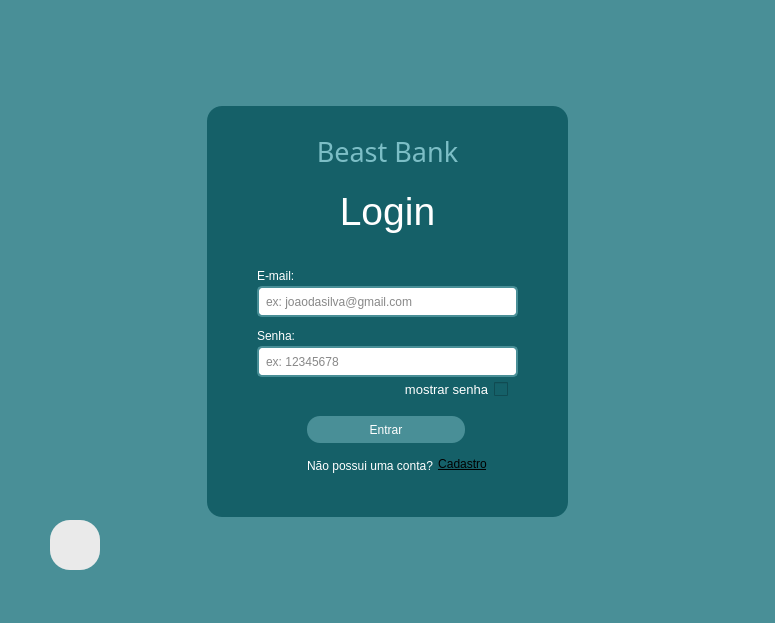
Qt form banco/ui/1_login_screen.ui (JoaoVitorMoreiraPassos/Banco_POO2) before a commit.
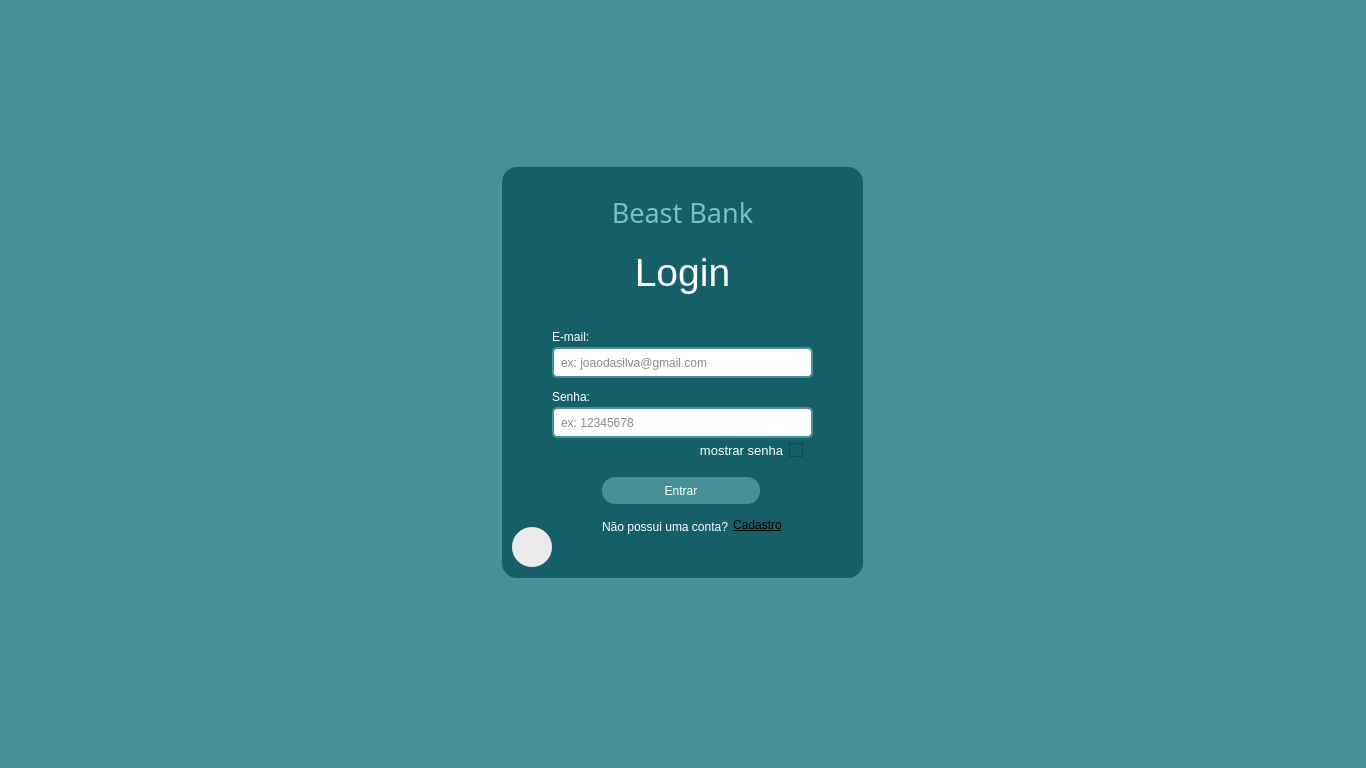
The same form after that commit.

Commit message: Implementação do grid layout e pequenas modificações nas telas

Patch:
```diff
--- a/banco/ui/1_login_screen.ui
+++ b/banco/ui/1_login_screen.ui
@@ -6,25 +6,34 @@
    <rect>
     <x>0</x>
     <y>0</y>
-    <width>775</width>
-    <height>623</height>
+    <width>1366</width>
+    <height>768</height>
    </rect>
   </property>
   <property name="windowTitle">
    <string>Login</string>
   </property>
+  <property name="layoutDirection">
+   <enum>Qt::LeftToRight</enum>
+  </property>
   <property name="styleSheet">
    <string notr="true">background-color: #498f97;</string>
   </property>
   <widget class="QWidget" name="centralwidget">
+   <layout class="QGridLayout" name="gridLayout">
+    <item row="0" column="0">
    <widget class="QFrame" name="frame">
-    <property name="geometry">
-     <rect>
-      <x>207</x>
-      <y>106</y>
+      <property name="minimumSize">
+       <size>
       <width>361</width>
       <height>411</height>
-     </rect>
+       </size>
+      </property>
+      <property name="maximumSize">
+       <size>
+        <width>361</width>
+        <height>411</height>
+       </size>
     </property>
     <property name="styleSheet">
      <string notr="true">background-color: #156068;
@@ -273,35 +282,13 @@
       <string>Senha:</string>
      </property>
     </widget>
-   </widget>
-   <widget class="QPushButton" name="voltar">
-    <property name="geometry">
-     <rect>
-      <x>50</x>
-      <y>520</y>
-      <width>50</width>
-      <height>50</height>
-     </rect>
-    </property>
-    <property name="cursor">
-     <cursorShape>PointingHandCursor</cursorShape>
-    </property>
-    <property name="styleSheet">
-     <string notr="true">background-color: rgba(200, 200, 200, 51);
-border-radius: 20px;
-</string>
-    </property>
-    <property name="text">
-     <string/>
-    </property>
-   </widget>
    <widget class="QLabel" name="img">
     <property name="geometry">
      <rect>
-      <x>50</x>
-      <y>520</y>
-      <width>50</width>
-      <height>50</height>
+         <x>10</x>
+         <y>360</y>
+         <width>40</width>
+         <height>40</height>
      </rect>
     </property>
     <property name="cursor">
@@ -314,10 +301,34 @@
     <property name="text">
      <string/>
     </property>
-   </widget>
-   <zorder>img</zorder>
-   <zorder>frame</zorder>
-   <zorder>voltar</zorder>
+       <property name="alignment">
+        <set>Qt::AlignCenter</set>
+       </property>
+      </widget>
+      <widget class="QPushButton" name="voltar">
+       <property name="geometry">
+        <rect>
+         <x>10</x>
+         <y>360</y>
+         <width>40</width>
+         <height>40</height>
+        </rect>
+       </property>
+       <property name="cursor">
+        <cursorShape>PointingHandCursor</cursorShape>
+       </property>
+       <property name="styleSheet">
+        <string notr="true">background-color: rgba(200, 200, 200, 51);
+border-radius: 20px;
+</string>
+       </property>
+       <property name="text">
+        <string/>
+       </property>
+      </widget>
+     </widget>
+    </item>
+   </layout>
   </widget>
   <widget class="QStatusBar" name="statusbar"/>
  </widget>
```
Lines whose indentation alone changed are shown as unchanged. The commit also changes 24 other files.
